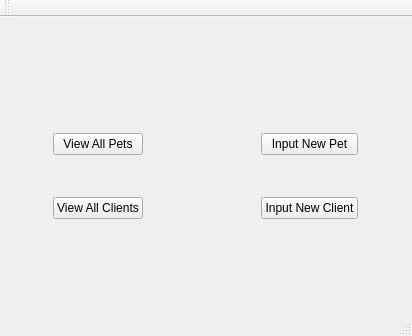
First picture: the form in interface/mainwindow.ui, repository ArclightEntertainment/arclight-placeholder, before the edit.
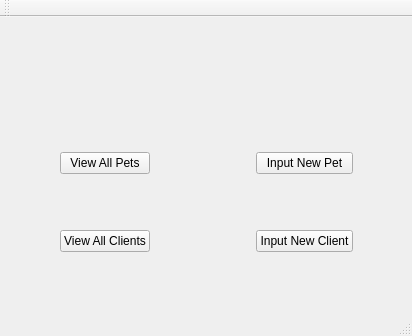
Second picture: the form after the edit.

Commit message: Better list views, renamed main window, main window resizes

What changed in the file:
```diff
--- a/interface/mainwindow.ui
+++ b/interface/mainwindow.ui
@@ -26,15 +26,8 @@
    <property name="autoFillBackground">
     <bool>true</bool>
    </property>
-   <widget class="QWidget" name="gridLayoutWidget">
-    <property name="geometry">
-     <rect>
-      <x>10</x>
-      <y>9</y>
-      <width>391</width>
-      <height>241</height>
-     </rect>
-    </property>
+   <layout class="QGridLayout" name="gridLayout_2">
+    <item row="0" column="0">
     <layout class="QGridLayout" name="gridLayout">
      <item row="1" column="0">
       <spacer name="horizontalSpacer_2">
@@ -94,9 +87,12 @@
        <property name="orientation">
         <enum>Qt::Horizontal</enum>
        </property>
+        <property name="sizeType">
+         <enum>QSizePolicy::Fixed</enum>
+        </property>
        <property name="sizeHint" stdset="0">
         <size>
-         <width>119</width>
+          <width>100</width>
          <height>20</height>
         </size>
        </property>
@@ -130,7 +126,8 @@
       </widget>
      </item>
     </layout>
-   </widget>
+    </item>
+   </layout>
   </widget>
   <widget class="QToolBar" name="mainToolBar">
    <attribute name="toolBarArea">
```
Left out of the diff: 2 changed lines with no effect on the pictures. Lines whose indentation alone changed are shown as unchanged. The commit also changes 6 other files.
